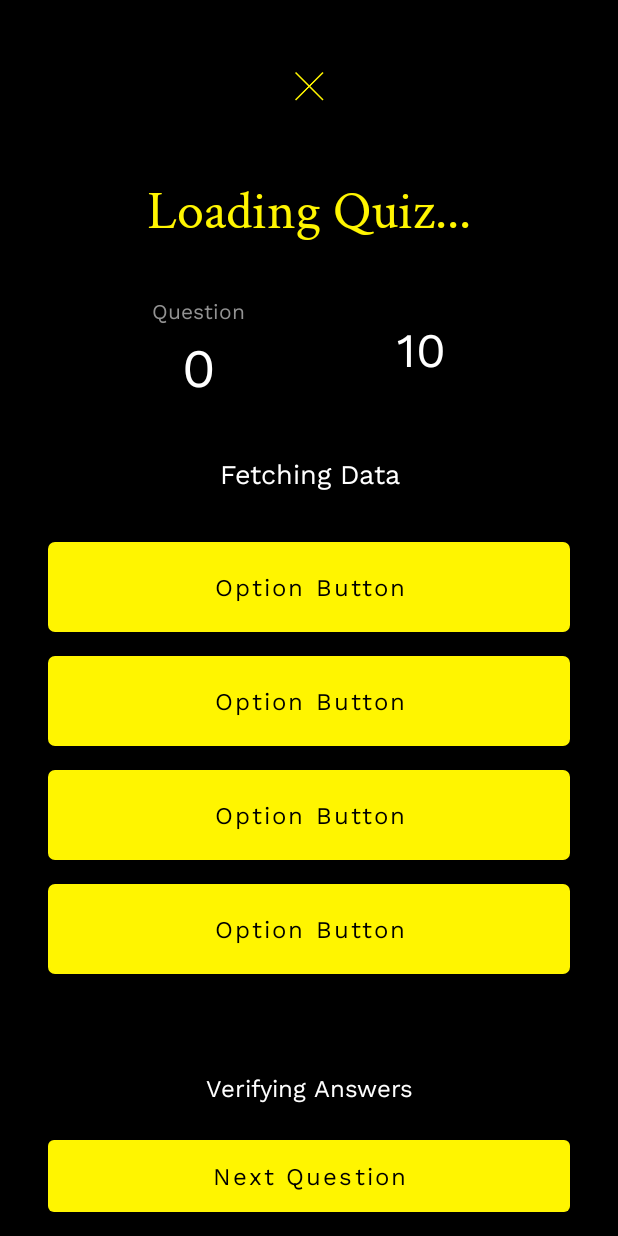
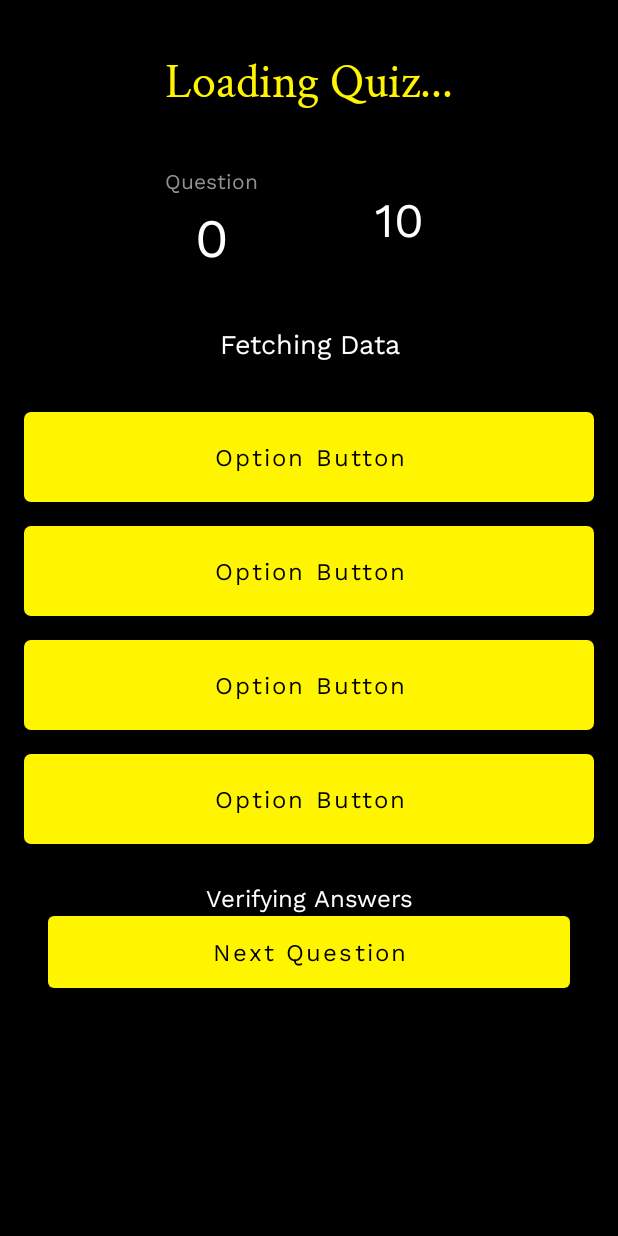
Before and after one commit to akarsh-enciphers/ThinkBots, an Android app: the layout fragment_quiz.xml on its own in the app's theme, with its tools: preview values and no code run, on a phone screen of 412 x 824 dp. Run offline under Robolectric (Android 15) with nearby library versions, the phone set to English and light mode, and no system bars.

Commit message:
fifth commit

```diff
--- a/app/src/main/java/com/example/thinkbots/DetailsFragment.java
+++ b/app/src/main/java/com/example/thinkbots/DetailsFragment.java
@@ -46,6 +46,7 @@ public class DetailsFragment extends Fragment implements View.OnClickListener {
 
     private Button detailsStartBtn;
     private String quizId;
+    private  String quizName;
     private long totalQuestions = 0;
 
     public DetailsFragment() {
@@ -101,6 +102,7 @@ public class DetailsFragment extends Fragment implements View.OnClickListener {
 
                 //Assign value to quizID variable
                 quizId = quizListModels.get(position).getQuiz_id();
+                quizName = quizListModels.get(position).getName();
                 totalQuestions = quizListModels.get(position).getQuestions();
 
                 //Load Result data
@@ -129,9 +131,9 @@ public class DetailsFragment extends Fragment implements View.OnClickListener {
                                         Long missed = document.getLong("unanswered");
 
                                         //calculate progress
-                                        //Long total = correct + wrong + missed;
-                                        //Long percent = (correct*100)/total;
-                                        //detailsScore.setText(percent + "%");
+                                        Long total = correct + wrong + missed;
+                                        Long percent = (correct*100)/total;
+                                        detailsScore.setText(percent + "%");
                                     }
                                     else{
                                         //document doesn't exist and result should be N/A
@@ -154,6 +156,7 @@ public class DetailsFragment extends Fragment implements View.OnClickListener {
                 DetailsFragmentDirections.ActionDetailsFragmentToQuizFragment action = DetailsFragmentDirections.actionDetailsFragmentToQuizFragment();
                 action.setTotalQuestions(totalQuestions);
                 action.setQuizid(quizId);
+                action.setQuizName(quizName);
                 navController.navigate(action);
 
                 break;
--- a/app/src/main/java/com/example/thinkbots/QuizFragment.java
+++ b/app/src/main/java/com/example/thinkbots/QuizFragment.java
@@ -49,14 +49,11 @@ public class QuizFragment extends Fragment implements View.OnClickListener {
     private Button optionThreeBtn;
     private Button optionFourBtn;
     private Button nextBtn;
-    private ImageButton closeBtn;
     private TextView questionFeedback;
     private TextView questionText;
     private TextView questionTime;
     private ProgressBar questionProgress;
     private TextView questionNumber;
-
-
 
 
     //Firebase data
@@ -291,7 +288,7 @@ public class QuizFragment extends Fragment implements View.OnClickListener {
         //to add data to the document we created a new  hashmap
         //this will have the key type as string and value type as object which means any type of value can be stored in this
         HashMap<String, Object> resultMap = new HashMap<>();
-        resultMap.put("Correct", correctAnswers);
+        resultMap.put("correct", correctAnswers);
         resultMap.put("wrong", wrongAnswers);
         resultMap.put("unanswered", notAnswered);
 
--- a/app/src/main/java/com/example/thinkbots/ResultFragment.java
+++ b/app/src/main/java/com/example/thinkbots/ResultFragment.java
@@ -127,7 +127,5 @@ public class ResultFragment extends Fragment {
                     }
                 }
         ).start();
-
-
     }
 }
--- a/app/src/main/res/layout/fragment_quiz.xml
+++ b/app/src/main/res/layout/fragment_quiz.xml
@@ -6,35 +6,30 @@
     android:layout_height="match_parent"
     tools:context=".QuizFragment"
     android:background="@color/colorPrimaryDark">
+<ScrollView
+    android:layout_width="match_parent"
+    android:layout_height="match_parent">
+<androidx.constraintlayout.widget.ConstraintLayout
+    android:layout_width="match_parent"
+    android:layout_height="match_parent">
 
 
-    <ImageButton
-        android:id="@+id/quiz_close_btn"
-        android:layout_width="wrap_content"
-        android:layout_height="wrap_content"
-        android:layout_marginTop="32dp"
-        android:background="@android:color/transparent"
-        android:padding="16dp"
-        android:src="@drawable/quiz_close_btn"
-        app:layout_constraintEnd_toEndOf="parent"
-        app:layout_constraintStart_toStartOf="parent"
-        app:layout_constraintTop_toTopOf="parent" />
 
     <TextView
         android:id="@+id/quiz_title"
-        android:layout_width="0dp"
-        android:layout_height="wrap_content"
-        android:layout_marginStart="32dp"
+        android:layout_width="wrap_content"
+        android:layout_height="46dp"
+        android:layout_marginStart="8dp"
         android:layout_marginTop="32dp"
-        android:layout_marginEnd="32dp"
+        android:layout_marginEnd="8dp"
         android:fontFamily="@font/crimson_text"
         android:text="Loading Quiz..."
         android:textAlignment="center"
         android:textColor="@color/colorPrimary"
-        android:textSize="36sp"
+        android:textSize="32sp"
         app:layout_constraintEnd_toEndOf="parent"
         app:layout_constraintStart_toStartOf="parent"
-        app:layout_constraintTop_toBottomOf="@+id/quiz_close_btn" />
+        app:layout_constraintTop_toTopOf="parent" />
 
     <TextView
         android:id="@+id/quiz_question_number_title"
@@ -44,7 +39,6 @@
         android:fontFamily="@font/work_sans"
         android:text="Question"
         android:textColor="@color/colorLightText"
-        app:layout_constraintEnd_toEndOf="@+id/quiz_close_btn"
         app:layout_constraintStart_toStartOf="@+id/quiz_title"
         app:layout_constraintTop_toBottomOf="@+id/quiz_title" />
 
@@ -70,7 +64,6 @@
         android:progressDrawable="@drawable/circular_progress"
         android:visibility="invisible"
         app:layout_constraintEnd_toEndOf="@+id/quiz_title"
-        app:layout_constraintStart_toStartOf="@+id/quiz_close_btn"
         app:layout_constraintTop_toBottomOf="@+id/quiz_title" />
 
     <TextView
@@ -90,9 +83,9 @@
         android:id="@+id/quiz_question"
         android:layout_width="0dp"
         android:layout_height="wrap_content"
-        android:layout_marginStart="32dp"
+        android:layout_marginStart="16dp"
         android:layout_marginTop="32dp"
-        android:layout_marginEnd="32dp"
+        android:layout_marginEnd="16dp"
         android:fontFamily="@font/work_sans"
         android:text="Fetching Data"
         android:textAlignment="center"
@@ -106,9 +99,9 @@
         android:id="@+id/quiz_option_one"
         android:layout_width="0dp"
         android:layout_height="wrap_content"
-        android:layout_marginStart="32dp"
+        android:layout_marginStart="16dp"
         android:layout_marginTop="32dp"
-        android:layout_marginEnd="32dp"
+        android:layout_marginEnd="16dp"
         android:background="@drawable/outline_light_btn_bg"
         android:fontFamily="@font/work_sans"
         android:padding="12dp"
@@ -124,9 +117,9 @@
         android:id="@+id/quiz_option_two"
         android:layout_width="0dp"
         android:layout_height="wrap_content"
-        android:layout_marginStart="32dp"
+        android:layout_marginStart="16dp"
         android:layout_marginTop="16dp"
-        android:layout_marginEnd="32dp"
+        android:layout_marginEnd="16dp"
         android:background="@drawable/outline_light_btn_bg"
         android:fontFamily="@font/work_sans"
         android:padding="12dp"
@@ -142,9 +135,9 @@
         android:id="@+id/quiz_option_three"
         android:layout_width="0dp"
         android:layout_height="wrap_content"
-        android:layout_marginStart="32dp"
+        android:layout_marginStart="16dp"
         android:layout_marginTop="16dp"
-        android:layout_marginEnd="32dp"
+        android:layout_marginEnd="16dp"
         android:background="@drawable/outline_light_btn_bg"
         android:fontFamily="@font/work_sans"
         android:padding="12dp"
@@ -160,9 +153,9 @@
         android:id="@+id/quiz_option_four"
         android:layout_width="0dp"
         android:layout_height="wrap_content"
-        android:layout_marginStart="32dp"
+        android:layout_marginStart="16dp"
         android:layout_marginTop="16dp"
-        android:layout_marginEnd="32dp"
+        android:layout_marginEnd="16dp"
         android:background="@drawable/outline_light_btn_bg"
         android:fontFamily="@font/work_sans"
         android:padding="12dp"
@@ -179,7 +172,7 @@
         android:layout_width="0dp"
         android:layout_height="wrap_content"
         android:layout_marginStart="32dp"
-        android:layout_marginTop="64dp"
+        android:layout_marginTop="24dp"
         android:layout_marginEnd="32dp"
         android:fontFamily="@font/work_sans"
         android:text="Verifying Answers"
@@ -207,7 +200,9 @@
         app:layout_constraintBottom_toBottomOf="parent"
         app:layout_constraintEnd_toEndOf="parent"
         app:layout_constraintHorizontal_bias="0.0"
-        app:layout_constraintStart_toStartOf="parent" />
-
+        app:layout_constraintStart_toStartOf="parent"
+        app:layout_constraintTop_toBottomOf="@+id/quiz_question_feedback" />
+</androidx.constraintlayout.widget.ConstraintLayout>
+</ScrollView>
 
 </androidx.constraintlayout.widget.ConstraintLayout>
```
